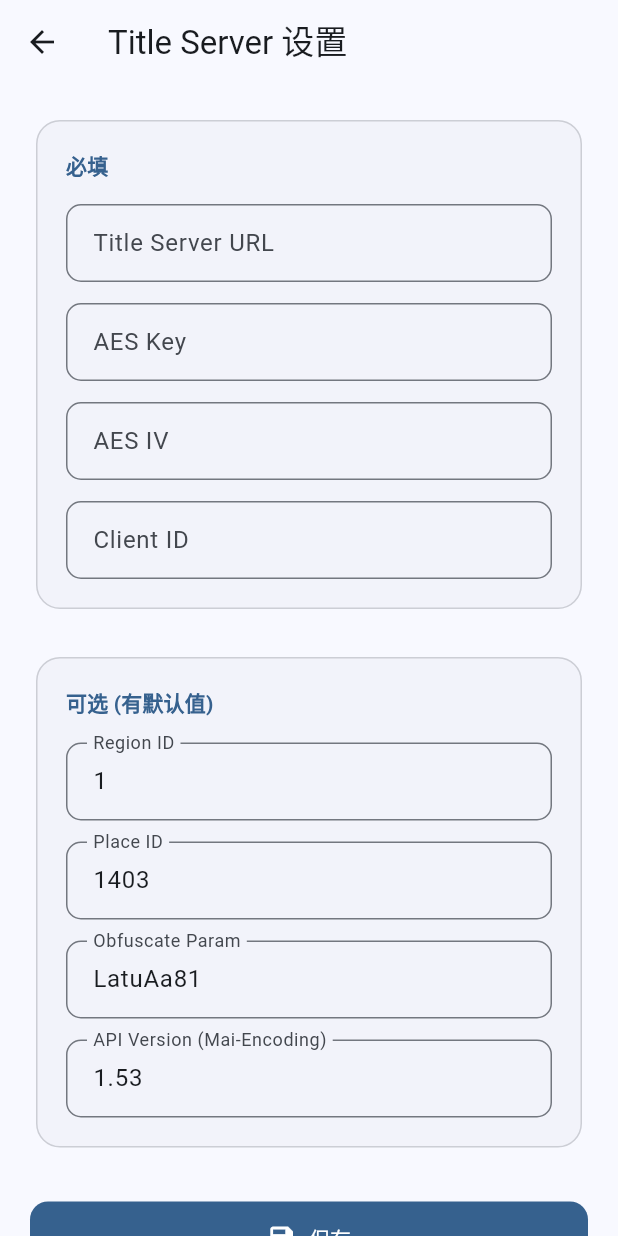
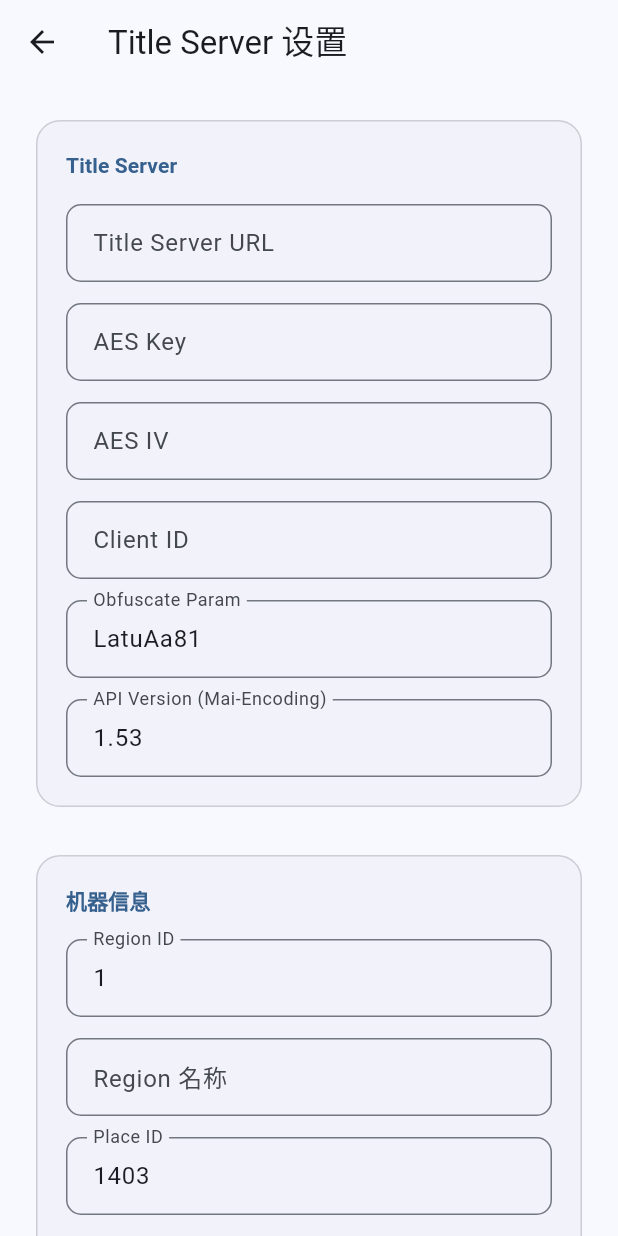
Before and after one commit to NightcordSekai/Ichino, a Flutter app: the screen it shows after launch, after a tap on the "settings" icon, on a phone screen of 412 x 824 dp. Run offline on Flutter 3.47's test engine with Material 3 defaults, Android fonts, the phone set to English and light mode, and no system bars; our stand-ins replace image_picker, shared_preferences; missing offline and left inert: dart:html, dart:js, pointycastle; accounts and stored records are empty.

Commit message:
feat.Hatsune Miku

```diff
--- a/lib/config/strings.dart
+++ b/lib/config/strings.dart
@@ -119,17 +119,18 @@ class AppStrings {
 
   // Settings
   static const titleServerSettings = 'Title Server 设置';
-  static const required = '必填';
-  static const optional = '可选 (有默认值)';
+  static const titleServerSection = 'Title Server';
+  static const authServerSettings = 'Auth Server';
+  static const machineSettings = '机器信息';
   static const save = '保存';
   static const labelTitleServerUrl = 'Title Server URL';
-  static const hintTitleServerUrl = 'http://maimai-gm.wahlap.com:42081';
+  static const hintTitleServerUrl = 'https://maimai-gm.wahlap.com:42081/Maimai2Servlet/';
   static const labelAesKey = 'AES Key';
   static const hintAesKey = 'your aes key string';
   static const labelAesIv = 'AES IV';
   static const hintAesIv = 'your aes iv string';
   static const labelClientId = 'Client ID';
-  static const hintClientId = 'your client id';
+  static const hintClientId = 'A63E01C2805';
   static const labelRegionId = 'Region ID';
   static const hintRegionId = '1';
   static const labelPlaceId = 'Place ID';
@@ -138,6 +139,16 @@ class AppStrings {
   static const hintObfuscateParam = 'LatuAa81';
   static const labelApiVersion = 'API Version (Mai-Encoding)';
   static const hintApiVersion = '1.53';
+  static const labelRegionName = 'Region 名称';
+  static const hintRegionName = '北京';
+  static const labelPlaceName = 'Place 名称';
+  static const hintPlaceName = '插电师北京王府井银泰店';
+  static const labelKeychipId = 'Keychip ID';
+  static const hintKeychipId = 'A63E-01C28055905';
+  static const labelAimeUrl = 'Aime URL';
+  static const hintAimeUrl = 'http://ai.sys-allnet.cn/wc_aime/api/get_data';
+  static const labelAimeSalt = 'Aime Salt';
+  static const hintAimeSalt = 'API Key 派生用 Salt';
   static String fieldRequired(String label) => '$label 不能为空';
 
   // About
--- a/lib/config/title_server_config.dart
+++ b/lib/config/title_server_config.dart
@@ -11,6 +11,12 @@ class TitleServerConfig {
   final String clientId;
   final int regionId;
   final int placeId;
+  final String regionName;
+  final String placeName;
+  final String keychipId;
+  final String aimeUrl;
+  final String aimeSalt;
+  final String openGameID;
 
   const TitleServerConfig({
     required this.titleServerUrl,
@@ -21,7 +27,13 @@ class TitleServerConfig {
     required this.clientId,
     this.regionId = 1,
     this.placeId = 1403,
-  });
+    this.regionName = '',
+    this.placeName = '',
+    this.keychipId = '',
+    this.aimeUrl = '',
+    this.aimeSalt = '',
+    String? openGameID,
+  }) : openGameID = openGameID ?? 'MAID';
 
   List<int> get aesKeyBytes => utf8.encode(aesKey);
   List<int> get aesIvBytes => utf8.encode(aesIv);
@@ -35,6 +47,12 @@ class TitleServerConfig {
         'clientId': clientId,
         'regionId': regionId,
         'placeId': placeId,
+        'regionName': regionName,
+        'placeName': placeName,
+        'keychipId': keychipId,
+        'aimeUrl': aimeUrl,
+        'aimeSalt': aimeSalt,
+        'openGameID': openGameID,
       };
 
   factory TitleServerConfig.fromJson(Map<String, dynamic> json) {
@@ -47,6 +65,12 @@ class TitleServerConfig {
       clientId: json['clientId'] as String? ?? '',
       regionId: json['regionId'] as int? ?? 1,
       placeId: json['placeId'] as int? ?? 1403,
+      regionName: json['regionName'] as String? ?? '',
+      placeName: json['placeName'] as String? ?? '',
+      keychipId: json['keychipId'] as String? ?? '',
+      aimeUrl: json['aimeUrl'] as String? ?? '',
+      aimeSalt: json['aimeSalt'] as String? ?? '',
+      openGameID: json['openGameID'] as String? ?? 'MAID',
     );
   }
 }
--- a/lib/pages/settings_page.dart
+++ b/lib/pages/settings_page.dart
@@ -22,6 +22,11 @@ class _SettingsPageState extends State<SettingsPage> {
   final _placeIdController = TextEditingController(text: '1403');
   final _obfuscateController = TextEditingController(text: 'LatuAa81');
   final _apiVersionController = TextEditingController(text: '1.53');
+  final _regionNameController = TextEditingController();
+  final _placeNameController = TextEditingController();
+  final _keychipIdController = TextEditingController();
+  final _aimeUrlController = TextEditingController();
+  final _aimeSaltController = TextEditingController();
 
   @override
   void initState() {
@@ -36,6 +41,11 @@ class _SettingsPageState extends State<SettingsPage> {
       _placeIdController.text = '${config.placeId}';
       _obfuscateController.text = config.obfuscateParam;
       _apiVersionController.text = config.apiVersion;
+      _regionNameController.text = config.regionName;
+      _placeNameController.text = config.placeName;
+      _keychipIdController.text = config.keychipId;
+      _aimeUrlController.text = config.aimeUrl;
+      _aimeSaltController.text = config.aimeSalt;
     }
   }
 
@@ -49,6 +59,11 @@ class _SettingsPageState extends State<SettingsPage> {
     _placeIdController.dispose();
     _obfuscateController.dispose();
     _apiVersionController.dispose();
+    _regionNameController.dispose();
+    _placeNameController.dispose();
+    _keychipIdController.dispose();
+    _aimeUrlController.dispose();
+    _aimeSaltController.dispose();
     super.dispose();
   }
 
@@ -64,6 +79,11 @@ class _SettingsPageState extends State<SettingsPage> {
       placeId: int.tryParse(_placeIdController.text.trim()) ?? 1403,
       obfuscateParam: _obfuscateController.text.trim(),
       apiVersion: _apiVersionController.text.trim(),
+      regionName: _regionNameController.text.trim(),
+      placeName: _placeNameController.text.trim(),
+      keychipId: _keychipIdController.text.trim(),
+      aimeUrl: _aimeUrlController.text.trim(),
+      aimeSalt: _aimeSaltController.text.trim(),
     ));
 
     if (mounted) Navigator.of(context).pop();
@@ -88,64 +108,36 @@ class _SettingsPageState extends State<SettingsPage> {
             child: Column(
               crossAxisAlignment: CrossAxisAlignment.stretch,
               children: [
-                _buildSection(theme, AppStrings.required, [
-                  _buildField(
-                    controller: _urlController,
-                    label: AppStrings.labelTitleServerUrl,
-                    hint: AppStrings.hintTitleServerUrl,
-                    required: true,
-                  ),
+                _buildSection(theme, AppStrings.titleServerSection, [
+                  _buildField(controller: _urlController, label: AppStrings.labelTitleServerUrl, hint: AppStrings.hintTitleServerUrl),
                   const SizedBox(height: 14),
-                  _buildField(
-                    controller: _aesKeyController,
-                    label: AppStrings.labelAesKey,
-                    hint: AppStrings.hintAesKey,
-                    required: true,
-                  ),
+                  _buildField(controller: _aesKeyController, label: AppStrings.labelAesKey, hint: AppStrings.hintAesKey),
                   const SizedBox(height: 14),
-                  _buildField(
-                    controller: _aesIvController,
-                    label: AppStrings.labelAesIv,
-                    hint: AppStrings.hintAesIv,
-                    required: true,
-                  ),
+                  _buildField(controller: _aesIvController, label: AppStrings.labelAesIv, hint: AppStrings.hintAesIv),
                   const SizedBox(height: 14),
-                  _buildField(
-                    controller: _clientIdController,
-                    label: AppStrings.labelClientId,
-                    hint: AppStrings.hintClientId,
-                    required: true,
-                  ),
+                  _buildField(controller: _clientIdController, label: AppStrings.labelClientId, hint: AppStrings.hintClientId),
+                  const SizedBox(height: 14),
+                  _buildField(controller: _obfuscateController, label: AppStrings.labelObfuscateParam, hint: AppStrings.hintObfuscateParam),
+                  const SizedBox(height: 14),
+                  _buildField(controller: _apiVersionController, label: AppStrings.labelApiVersion, hint: AppStrings.hintApiVersion),
                 ]),
                 const SizedBox(height: 24),
-                _buildSection(theme, AppStrings.optional, [
-                  _buildField(
-                    controller: _regionIdController,
-                    label: AppStrings.labelRegionId,
-                    hint: AppStrings.hintRegionId,
-                    required: false,
-                  ),
+                _buildSection(theme, AppStrings.machineSettings, [
+                  _buildField(controller: _regionIdController, label: AppStrings.labelRegionId, hint: AppStrings.hintRegionId),
                   const SizedBox(height: 14),
-                  _buildField(
-                    controller: _placeIdController,
-                    label: AppStrings.labelPlaceId,
-                    hint: AppStrings.hintPlaceId,
-                    required: false,
-                  ),
+                  _buildField(controller: _regionNameController, label: AppStrings.labelRegionName, hint: AppStrings.hintRegionName),
                   const SizedBox(height: 14),
-                  _buildField(
-                    controller: _obfuscateController,
-                    label: AppStrings.labelObfuscateParam,
-                    hint: AppStrings.hintObfuscateParam,
-                    required: false,
-                  ),
+                  _buildField(controller: _placeIdController, label: AppStrings.labelPlaceId, hint: AppStrings.hintPlaceId),
                   const SizedBox(height: 14),
-                  _buildField(
-                    controller: _apiVersionController,
-                    label: AppStrings.labelApiVersion,
-                    hint: AppStrings.hintApiVersion,
-                    required: false,
-                  ),
+                  _buildField(controller: _placeNameController, label: AppStrings.labelPlaceName, hint: AppStrings.hintPlaceName),
+                ]),
+                const SizedBox(height: 24),
+                _buildSection(theme, AppStrings.authServerSettings, [
+                  _buildField(controller: _keychipIdController, label: AppStrings.labelKeychipId, hint: AppStrings.hintKeychipId),
+                  const SizedBox(height: 14),
+                  _buildField(controller: _aimeUrlController, label: AppStrings.labelAimeUrl, hint: AppStrings.hintAimeUrl),
+                  const SizedBox(height: 14),
+                  _buildField(controller: _aimeSaltController, label: AppStrings.labelAimeSalt, hint: AppStrings.hintAimeSalt),
                 ]),
                 const SizedBox(height: 32),
                 FilledButton.icon(
@@ -200,7 +192,6 @@ class _SettingsPageState extends State<SettingsPage> {
     required TextEditingController controller,
     required String label,
     required String hint,
-    required bool required,
   }) {
     return TextFormField(
       controller: controller,
@@ -212,9 +203,7 @@ class _SettingsPageState extends State<SettingsPage> {
         ),
         contentPadding: const EdgeInsets.all(14),
       ),
-      validator: required
-          ? (v) => (v == null || v.trim().isEmpty) ? AppStrings.fieldRequired(label) : null
-          : null,
+      validator: (v) => (v == null || v.trim().isEmpty) ? AppStrings.fieldRequired(label) : null,
     );
   }
 }
--- a/lib/services/api_service.dart
+++ b/lib/services/api_service.dart
@@ -2,6 +2,8 @@ import 'dart:convert';
 
 import 'package:crypto/crypto.dart';
 import 'package:http/http.dart' as http;
+
+import '../config/title_server_config.dart';
 
 class LoginResult {
   final bool success;
@@ -20,12 +22,24 @@ class LoginResult {
 }
 
 class ApiService {
-  static const String chimeSalt = 'XcW5FW4cPArBXEk4vzKz3CIrMuA5EVVW';
-  static const String baseUrl = 'http://ai.sys-allnet.cn';
+  final TitleServerConfig? _config;
 
-  String chipId;
+  ApiService([this._config]);
 
-  ApiService({this.chipId = 'A63E-01C28055905'});
+  TitleServerConfig? get _cfg => _config ?? TitleServerConfigHolder().config;
+  String get _chipId {
+    final v = _cfg?.keychipId;
+    return (v != null && v.isNotEmpty) ? v : 'A63E-01C28055905';
+  }
+  String get _aimeSalt {
+    final v = _cfg?.aimeSalt;
+    return (v != null && v.isNotEmpty) ? v : 'XcW5FW4cPArBXEk4vzKz3CIrMuA5EVVW';
+  }
+  String get _aimeUrl {
+    final v = _cfg?.aimeUrl;
+    return (v != null && v.isNotEmpty) ? v : 'http://ai.sys-allnet.cn/wc_aime/api/get_data';
+  }
+  String get _openGameID => _cfg?.openGameID ?? 'MAID';
 
   String _formatTimestamp() {
     final tokyo = DateTime.now().toUtc().add(const Duration(hours: 9));
@@ -53,20 +67,26 @@ class ApiService {
   Future<LoginResult> login(String qrCodeToken) async {
     final timestamp = _formatTimestamp();
     final qrCode = extractQRCode(qrCodeToken);
-    final rawKey = chipId + timestamp + chimeSalt;
+    final chipId = _chipId;
+    final rawKey = chipId + timestamp + _aimeSalt;
     final key = _sha256(rawKey).toUpperCase();
 
     final body = jsonEncode({
       'chipID': chipId,
-      'openGameID': 'MAID',
+      'openGameID': _openGameID,
       'key': key,
       'qrCode': qrCode,
       'timestamp': timestamp,
     });
 
+    // ignore: avoid_print
+    print('[login] POST $_aimeUrl');
+    // ignore: avoid_print
+    print('[login] chipId=$chipId openGameID=$_openGameID');
+
     final response = await http
         .post(
-          Uri.parse('$baseUrl/wc_aime/api/get_data'),
+          Uri.parse(_aimeUrl),
           headers: {
             'Content-Type': 'application/json',
             'User-Agent': 'WC_AIME_LIB',
```
Also changed, not shown: 1 other file.
